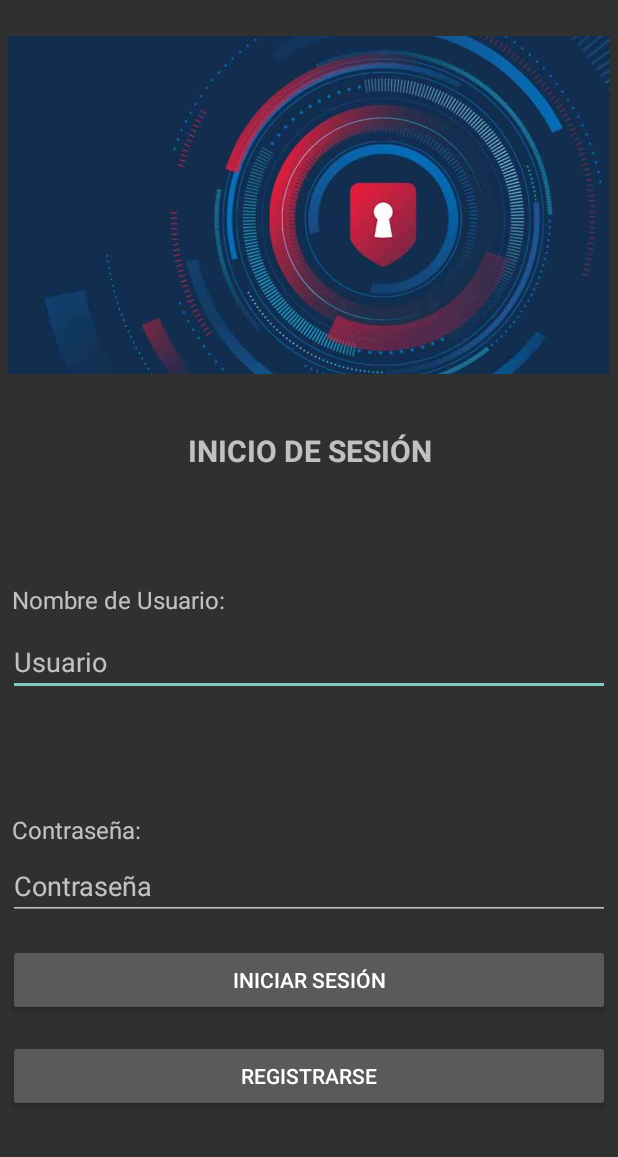
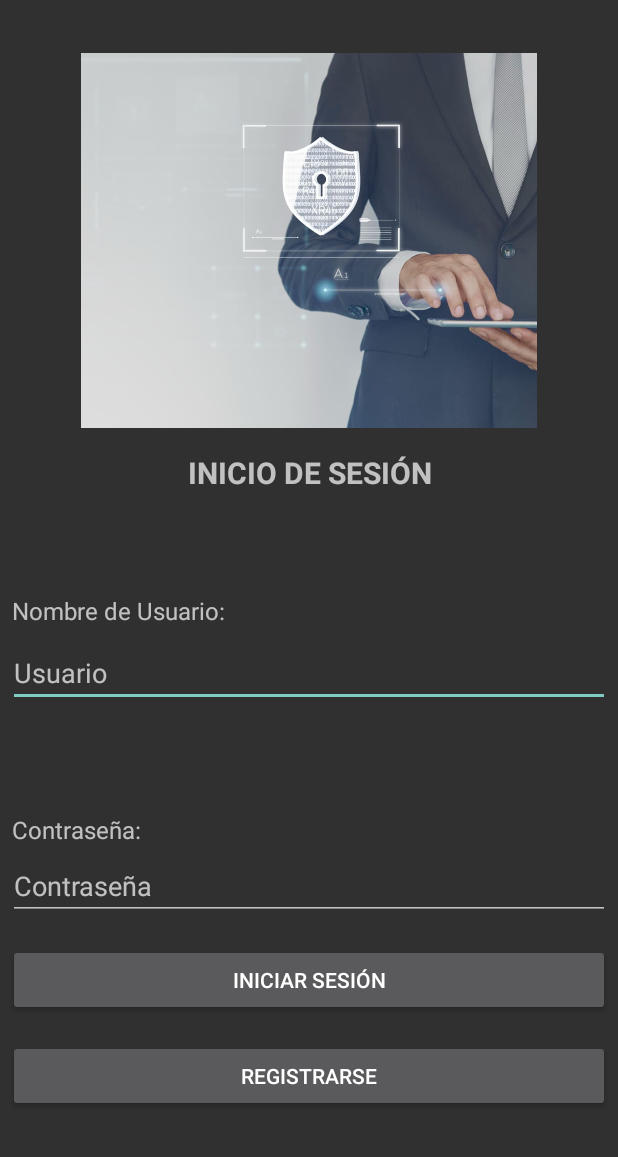
Before and after one commit to Carlitros36/SendIt, an Android app: the screen it shows after launch (LoginActivity), on a phone screen of 412 x 824 dp, the part 79-1236 px from its top. Run offline under Robolectric (Android 15) with nearby library versions, the phone set to English and light mode, and no system bars.

Commit message:
Portada cambiada

```diff
--- a/app/src/main/res/layout/activity_login.xml
+++ b/app/src/main/res/layout/activity_login.xml
@@ -38,6 +38,7 @@
         android:id="@+id/textView6"
         android:layout_width="wrap_content"
         android:layout_height="wrap_content"
+        android:layout_marginTop="16dp"
         android:text="INICIO DE SESIÓN"
         android:textAlignment="center"
         android:textSize="20sp"
@@ -52,15 +53,16 @@
     <ImageView
         android:id="@+id/imageView"
         android:layout_width="0dp"
-        android:layout_height="300dp"
+        android:layout_height="250dp"
         android:layout_marginStart="5dp"
         android:layout_marginEnd="5dp"
         app:layout_constraintBottom_toTopOf="@+id/editTextPasswd"
         app:layout_constraintEnd_toEndOf="parent"
+        app:layout_constraintHorizontal_bias="0.0"
         app:layout_constraintStart_toStartOf="parent"
         app:layout_constraintTop_toTopOf="parent"
-        app:layout_constraintVertical_bias="0.123"
-        app:srcCompat="@drawable/login" />
+        app:layout_constraintVertical_bias="0.237"
+        app:srcCompat="@drawable/portada" />
 
     <EditText
         android:id="@+id/editTextUser"
--- a/app/src/main/res/layout/activity_registro_usuario.xml
+++ b/app/src/main/res/layout/activity_registro_usuario.xml
@@ -10,7 +10,7 @@
     <ImageView
         android:id="@+id/imageView"
         android:layout_width="match_parent"
-        android:layout_height="200dp"
+        android:layout_height="250dp"
         android:layout_marginStart="5dp"
         android:layout_marginTop="10dp"
         android:layout_marginEnd="5dp"
@@ -20,7 +20,7 @@
         app:layout_constraintStart_toStartOf="parent"
         app:layout_constraintTop_toTopOf="parent"
         app:layout_constraintVertical_bias="0.196"
-        app:srcCompat="@drawable/login" />
+        app:srcCompat="@drawable/portada" />
 
     <Button
         android:id="@+id/btnCrearCuenta"
```
Also changed, not shown: app/src/main/res/drawable/portada.jpg (added).
